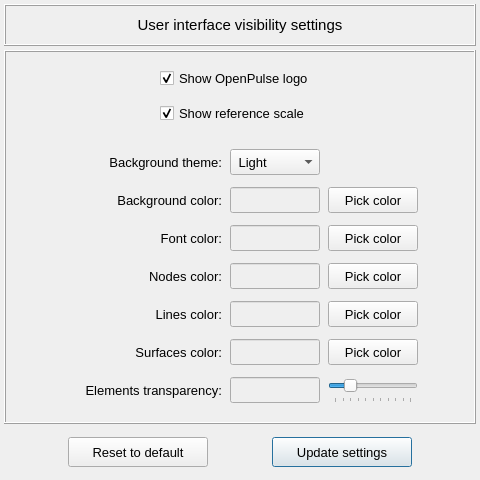
The window that pulse/interface/data/ui_files/project/render/renderer_user_preferences.ui (open-pulse/OpenPulse) describes before a commit, drawn with Qt 5.
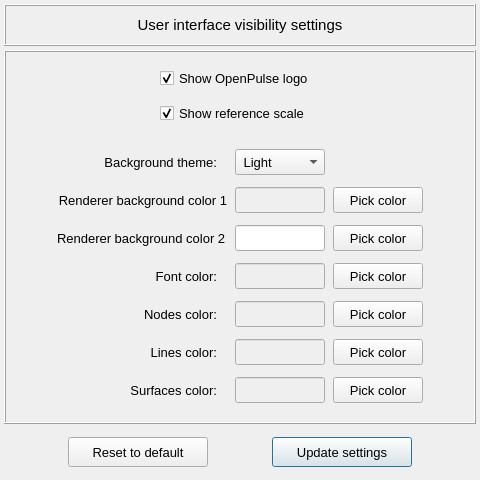
The same window after the commit.

Commit message: Adds UserPreferences class

```diff
--- a/pulse/interface/data/ui_files/project/render/renderer_user_preferences.ui
+++ b/pulse/interface/data/ui_files/project/render/renderer_user_preferences.ui
@@ -194,77 +194,8 @@
          <property name="verticalSpacing">
           <number>4</number>
          </property>
-         <item row="1" column="1">
-          <widget class="QLabel" name="label_10">
-           <property name="minimumSize">
-            <size>
-             <width>160</width>
-             <height>32</height>
-            </size>
-           </property>
-           <property name="maximumSize">
-            <size>
-             <width>160</width>
-             <height>32</height>
-            </size>
-           </property>
-           <property name="font">
-            <font>
-             <pointsize>10</pointsize>
-             <weight>50</weight>
-             <bold>false</bold>
-            </font>
-           </property>
-           <property name="frameShape">
-            <enum>QFrame::NoFrame</enum>
-           </property>
-           <property name="frameShadow">
-            <enum>QFrame::Raised</enum>
-           </property>
-           <property name="text">
-            <string>Background color:</string>
-           </property>
-           <property name="alignment">
-            <set>Qt::AlignRight|Qt::AlignTrailing|Qt::AlignVCenter</set>
-           </property>
-          </widget>
-         </item>
-         <item row="1" column="2">
-          <widget class="QLineEdit" name="lineEdit_background_color">
-           <property name="enabled">
-            <bool>false</bool>
-           </property>
-           <property name="minimumSize">
-            <size>
-             <width>90</width>
-             <height>26</height>
-            </size>
-           </property>
-           <property name="maximumSize">
-            <size>
-             <width>90</width>
-             <height>26</height>
-            </size>
-           </property>
-           <property name="font">
-            <font>
-             <family>Arial</family>
-             <pointsize>11</pointsize>
-             <weight>75</weight>
-             <italic>false</italic>
-             <bold>true</bold>
-            </font>
-           </property>
-           <property name="styleSheet">
-            <string notr="true"/>
-           </property>
-           <property name="alignment">
-            <set>Qt::AlignCenter</set>
-           </property>
-          </widget>
-         </item>
          <item row="4" column="1">
-          <widget class="QLabel" name="label_7">
+          <widget class="QLabel" name="label_12">
            <property name="minimumSize">
             <size>
              <width>160</width>
@@ -280,6 +211,8 @@
            <property name="font">
             <font>
              <pointsize>10</pointsize>
+             <weight>50</weight>
+             <bold>false</bold>
             </font>
            </property>
            <property name="frameShape">
@@ -289,14 +222,14 @@
             <enum>QFrame::Raised</enum>
            </property>
            <property name="text">
-            <string>Lines color:</string>
+            <string>Font color:</string>
            </property>
            <property name="alignment">
             <set>Qt::AlignRight|Qt::AlignTrailing|Qt::AlignVCenter</set>
            </property>
           </widget>
          </item>
-         <item row="4" column="2">
+         <item row="6" column="2">
           <widget class="QLineEdit" name="lineEdit_lines_color">
            <property name="enabled">
             <bool>false</bool>
@@ -330,35 +263,8 @@
            </property>
           </widget>
          </item>
-         <item row="1" column="3">
-          <widget class="QPushButton" name="pushButton_background_color">
-           <property name="minimumSize">
-            <size>
-             <width>90</width>
-             <height>26</height>
-            </size>
-           </property>
-           <property name="maximumSize">
-            <size>
-             <width>90</width>
-             <height>26</height>
-            </size>
-           </property>
-           <property name="font">
-            <font>
-             <pointsize>10</pointsize>
-            </font>
-           </property>
-           <property name="styleSheet">
-            <string notr="true"/>
-           </property>
-           <property name="text">
-            <string>Pick color</string>
-           </property>
-          </widget>
-         </item>
          <item row="4" column="3">
-          <widget class="QPushButton" name="pushButton_lines_color">
+          <widget class="QPushButton" name="pushButton_font_color">
            <property name="minimumSize">
             <size>
              <width>90</width>
@@ -384,72 +290,7 @@
            </property>
           </widget>
          </item>
-         <item row="5" column="3">
-          <widget class="QPushButton" name="pushButton_surfaces_color">
-           <property name="minimumSize">
-            <size>
-             <width>90</width>
-             <height>26</height>
-            </size>
-           </property>
-           <property name="maximumSize">
-            <size>
-             <width>90</width>
-             <height>26</height>
-            </size>
-           </property>
-           <property name="font">
-            <font>
-             <family>Arial</family>
-             <pointsize>10</pointsize>
-             <weight>50</weight>
-             <italic>false</italic>
-             <bold>false</bold>
-            </font>
-           </property>
-           <property name="styleSheet">
-            <string notr="true"/>
-           </property>
-           <property name="text">
-            <string>Pick color</string>
-           </property>
-          </widget>
-         </item>
-         <item row="5" column="2">
-          <widget class="QLineEdit" name="lineEdit_surfaces_color">
-           <property name="enabled">
-            <bool>false</bool>
-           </property>
-           <property name="minimumSize">
-            <size>
-             <width>90</width>
-             <height>26</height>
-            </size>
-           </property>
-           <property name="maximumSize">
-            <size>
-             <width>90</width>
-             <height>26</height>
-            </size>
-           </property>
-           <property name="font">
-            <font>
-             <family>Arial</family>
-             <pointsize>11</pointsize>
-             <weight>75</weight>
-             <italic>false</italic>
-             <bold>true</bold>
-            </font>
-           </property>
-           <property name="styleSheet">
-            <string notr="true"/>
-           </property>
-           <property name="alignment">
-            <set>Qt::AlignCenter</set>
-           </property>
-          </widget>
-         </item>
-         <item row="5" column="1">
+         <item row="7" column="1">
           <widget class="QLabel" name="label_8">
            <property name="minimumSize">
             <size>
@@ -482,42 +323,7 @@
            </property>
           </widget>
          </item>
-         <item row="2" column="1">
-          <widget class="QLabel" name="label_12">
-           <property name="minimumSize">
-            <size>
-             <width>160</width>
-             <height>32</height>
-            </size>
-           </property>
-           <property name="maximumSize">
-            <size>
-             <width>160</width>
-             <height>32</height>
-            </size>
-           </property>
-           <property name="font">
-            <font>
-             <pointsize>10</pointsize>
-             <weight>50</weight>
-             <bold>false</bold>
-            </font>
-           </property>
-           <property name="frameShape">
-            <enum>QFrame::NoFrame</enum>
-           </property>
-           <property name="frameShadow">
-            <enum>QFrame::Raised</enum>
-           </property>
-           <property name="text">
-            <string>Font color:</string>
-           </property>
-           <property name="alignment">
-            <set>Qt::AlignRight|Qt::AlignTrailing|Qt::AlignVCenter</set>
-           </property>
-          </widget>
-         </item>
-         <item row="2" column="2">
+         <item row="4" column="2">
           <widget class="QLineEdit" name="lineEdit_font_color">
            <property name="enabled">
             <bool>false</bool>
@@ -551,8 +357,8 @@
            </property>
           </widget>
          </item>
-         <item row="2" column="3">
-          <widget class="QPushButton" name="pushButton_font_color">
+         <item row="1" column="3">
+          <widget class="QPushButton" name="pushButton_renderer_background_color_1">
            <property name="minimumSize">
             <size>
              <width>90</width>
@@ -578,8 +384,8 @@
            </property>
           </widget>
          </item>
-         <item row="3" column="1">
-          <widget class="QLabel" name="label_6">
+         <item row="6" column="1">
+          <widget class="QLabel" name="label_7">
            <property name="minimumSize">
             <size>
              <width>160</width>
@@ -604,14 +410,49 @@
             <enum>QFrame::Raised</enum>
            </property>
            <property name="text">
-            <string>Nodes color:</string>
+            <string>Lines color:</string>
            </property>
            <property name="alignment">
             <set>Qt::AlignRight|Qt::AlignTrailing|Qt::AlignVCenter</set>
            </property>
           </widget>
          </item>
-         <item row="3" column="2">
+         <item row="1" column="1">
+          <widget class="QLabel" name="label_10">
+           <property name="minimumSize">
+            <size>
+             <width>170</width>
+             <height>32</height>
+            </size>
+           </property>
+           <property name="maximumSize">
+            <size>
+             <width>170</width>
+             <height>32</height>
+            </size>
+           </property>
+           <property name="font">
+            <font>
+             <pointsize>10</pointsize>
+             <weight>50</weight>
+             <bold>false</bold>
+            </font>
+           </property>
+           <property name="frameShape">
+            <enum>QFrame::NoFrame</enum>
+           </property>
+           <property name="frameShadow">
+            <enum>QFrame::Raised</enum>
+           </property>
+           <property name="text">
+            <string>Renderer background color 1</string>
+           </property>
+           <property name="alignment">
+            <set>Qt::AlignRight|Qt::AlignTrailing|Qt::AlignVCenter</set>
+           </property>
+          </widget>
+         </item>
+         <item row="5" column="2">
           <widget class="QLineEdit" name="lineEdit_nodes_color">
            <property name="enabled">
             <bool>false</bool>
@@ -645,7 +486,7 @@
            </property>
           </widget>
          </item>
-         <item row="3" column="3">
+         <item row="5" column="3">
           <widget class="QPushButton" name="pushButton_nodes_color">
            <property name="minimumSize">
             <size>
@@ -675,6 +516,41 @@
            </property>
           </widget>
          </item>
+         <item row="0" column="1">
+          <widget class="QLabel" name="label_11">
+           <property name="minimumSize">
+            <size>
+             <width>160</width>
+             <height>32</height>
+            </size>
+           </property>
+           <property name="maximumSize">
+            <size>
+             <width>160</width>
+             <height>32</height>
+            </size>
+           </property>
+           <property name="font">
+            <font>
+             <pointsize>10</pointsize>
+             <weight>50</weight>
+             <bold>false</bold>
+            </font>
+           </property>
+           <property name="frameShape">
+            <enum>QFrame::NoFrame</enum>
+           </property>
+           <property name="frameShadow">
+            <enum>QFrame::Raised</enum>
+           </property>
+           <property name="text">
+            <string>Background theme:</string>
+           </property>
+           <property name="alignment">
+            <set>Qt::AlignRight|Qt::AlignTrailing|Qt::AlignVCenter</set>
+           </property>
+          </widget>
+         </item>
          <item row="0" column="0">
           <spacer name="horizontalSpacer_3">
            <property name="orientation">
@@ -688,6 +564,39 @@
            </property>
           </spacer>
          </item>
+         <item row="5" column="1">
+          <widget class="QLabel" name="label_6">
+           <property name="minimumSize">
+            <size>
+             <width>160</width>
+             <height>32</height>
+            </size>
+           </property>
+           <property name="maximumSize">
+            <size>
+             <width>160</width>
+             <height>32</height>
+            </size>
+           </property>
+           <property name="font">
+            <font>
+             <pointsize>10</pointsize>
+            </font>
+           </property>
+           <property name="frameShape">
+            <enum>QFrame::NoFrame</enum>
+           </property>
+           <property name="frameShadow">
+            <enum>QFrame::Raised</enum>
+           </property>
+           <property name="text">
+            <string>Nodes color:</string>
+           </property>
+           <property name="alignment">
+            <set>Qt::AlignRight|Qt::AlignTrailing|Qt::AlignVCenter</set>
+           </property>
+          </widget>
+         </item>
          <item row="0" column="3">
           <widget class="QFrame" name="frame_18">
            <property name="minimumSize">
@@ -710,6 +619,50 @@
            </property>
           </widget>
          </item>
+         <item row="0" column="4">
+          <spacer name="horizontalSpacer_5">
+           <property name="orientation">
+            <enum>Qt::Horizontal</enum>
+           </property>
+           <property name="sizeHint" stdset="0">
+            <size>
+             <width>40</width>
+             <height>20</height>
+            </size>
+           </property>
+          </spacer>
+         </item>
+         <item row="7" column="3">
+          <widget class="QPushButton" name="pushButton_surfaces_color">
+           <property name="minimumSize">
+            <size>
+             <width>90</width>
+             <height>26</height>
+            </size>
+           </property>
+           <property name="maximumSize">
+            <size>
+             <width>90</width>
+             <height>26</height>
+            </size>
+           </property>
+           <property name="font">
+            <font>
+             <family>Arial</family>
+             <pointsize>10</pointsize>
+             <weight>50</weight>
+             <italic>false</italic>
+             <bold>false</bold>
+            </font>
+           </property>
+           <property name="styleSheet">
+            <string notr="true"/>
+           </property>
+           <property name="text">
+            <string>Pick color</string>
+           </property>
+          </widget>
+         </item>
          <item row="0" column="2">
           <widget class="QComboBox" name="comboBox_background_theme">
            <property name="minimumSize">
@@ -746,119 +699,8 @@
            </item>
           </widget>
          </item>
-         <item row="0" column="1">
-          <widget class="QLabel" name="label_11">
-           <property name="minimumSize">
-            <size>
-             <width>160</width>
-             <height>32</height>
-            </size>
-           </property>
-           <property name="maximumSize">
-            <size>
-             <width>160</width>
-             <height>32</height>
-            </size>
-           </property>
-           <property name="font">
-            <font>
-             <pointsize>10</pointsize>
-             <weight>50</weight>
-             <bold>false</bold>
-            </font>
-           </property>
-           <property name="frameShape">
-            <enum>QFrame::NoFrame</enum>
-           </property>
-           <property name="frameShadow">
-            <enum>QFrame::Raised</enum>
-           </property>
-           <property name="text">
-            <string>Background theme:</string>
-           </property>
-           <property name="alignment">
-            <set>Qt::AlignRight|Qt::AlignTrailing|Qt::AlignVCenter</set>
-           </property>
-          </widget>
-         </item>
-         <item row="0" column="4">
-          <spacer name="horizontalSpacer_5">
-           <property name="orientation">
-            <enum>Qt::Horizontal</enum>
-           </property>
-           <property name="sizeHint" stdset="0">
-            <size>
-             <width>40</width>
-             <height>20</height>
-            </size>
-           </property>
-          </spacer>
-         </item>
-         <item row="6" column="1">
-          <widget class="QLabel" name="label_9">
-           <property name="minimumSize">
-            <size>
-             <width>160</width>
-             <height>32</height>
-            </size>
-           </property>
-           <property name="maximumSize">
-            <size>
-             <width>160</width>
-             <height>32</height>
-            </size>
-           </property>
-           <property name="font">
-            <font>
-             <pointsize>10</pointsize>
-            </font>
-           </property>
-           <property name="frameShape">
-            <enum>QFrame::NoFrame</enum>
-           </property>
-           <property name="frameShadow">
-            <enum>QFrame::Raised</enum>
-           </property>
-           <property name="text">
-            <string>Elements transparency:</string>
-           </property>
-           <property name="alignment">
-            <set>Qt::AlignRight|Qt::AlignTrailing|Qt::AlignVCenter</set>
-           </property>
-          </widget>
-         </item>
-         <item row="6" column="2">
-          <widget class="QLineEdit" name="lineEdit_elements_transparency">
-           <property name="enabled">
-            <bool>false</bool>
-           </property>
-           <property name="minimumSize">
-            <size>
-             <width>90</width>
-             <height>26</height>
-            </size>
-           </property>
-           <property name="maximumSize">
-            <size>
-             <width>90</width>
-             <height>26</height>
-            </size>
-           </property>
-           <property name="font">
-            <font>
-             <pointsize>10</pointsize>
-            </font>
-           </property>
-           <property name="styleSheet">
-            <string notr="true"/>
-           </property>
-           <property name="alignment">
-            <set>Qt::AlignCenter</set>
-           </property>
-          </widget>
-         </item>
          <item row="6" column="3">
-          <widget class="QSlider" name="slider_transparency">
+          <widget class="QPushButton" name="pushButton_lines_color">
            <property name="minimumSize">
             <size>
              <width>90</width>
@@ -871,26 +713,154 @@
              <height>26</height>
             </size>
            </property>
+           <property name="font">
+            <font>
+             <pointsize>10</pointsize>
+            </font>
+           </property>
            <property name="styleSheet">
-            <string notr="true">color: rgb(0, 0, 255);</string>
+            <string notr="true"/>
            </property>
-           <property name="maximum">
-            <number>100</number>
+           <property name="text">
+            <string>Pick color</string>
            </property>
-           <property name="value">
-            <number>20</number>
+          </widget>
+         </item>
+         <item row="7" column="2">
+          <widget class="QLineEdit" name="lineEdit_surfaces_color">
+           <property name="enabled">
+            <bool>false</bool>
            </property>
-           <property name="orientation">
-            <enum>Qt::Horizontal</enum>
+           <property name="minimumSize">
+            <size>
+             <width>90</width>
+             <height>26</height>
+            </size>
            </property>
-           <property name="invertedAppearance">
-            <bool>false</bool>
+           <property name="maximumSize">
+            <size>
+             <width>90</width>
+             <height>26</height>
+            </size>
            </property>
-           <property name="invertedControls">
+           <property name="font">
+            <font>
+             <family>Arial</family>
+             <pointsize>11</pointsize>
+             <weight>75</weight>
+             <italic>false</italic>
+             <bold>true</bold>
+            </font>
+           </property>
+           <property name="styleSheet">
+            <string notr="true"/>
+           </property>
+           <property name="alignment">
+            <set>Qt::AlignCenter</set>
+           </property>
+          </widget>
+         </item>
+         <item row="1" column="2">
+          <widget class="QLineEdit" name="lineEdit_renderer_background_color_1">
+           <property name="enabled">
             <bool>false</bool>
            </property>
-           <property name="tickPosition">
-            <enum>QSlider::TicksBelow</enum>
+           <property name="minimumSize">
+            <size>
+             <width>90</width>
+             <height>26</height>
+            </size>
+           </property>
+           <property name="maximumSize">
+            <size>
+             <width>90</width>
+             <height>26</height>
+            </size>
+           </property>
+           <property name="font">
+            <font>
+             <family>Arial</family>
+             <pointsize>11</pointsize>
+             <weight>75</weight>
+             <italic>false</italic>
+             <bold>true</bold>
+            </font>
+           </property>
+           <property name="styleSheet">
+            <string notr="true"/>
+           </property>
+           <property name="alignment">
+            <set>Qt::AlignCenter</set>
+           </property>
+          </widget>
+         </item>
+         <item row="2" column="1">
+          <widget class="QLabel" name="label">
+           <property name="minimumSize">
+            <size>
+             <width>170</width>
+             <height>32</height>
+            </size>
+           </property>
+           <property name="maximumSize">
+            <size>
+             <width>170</width>
+             <height>32</height>
+            </size>
+           </property>
+           <property name="font">
+            <font>
+             <pointsize>10</pointsize>
+            </font>
+           </property>
+           <property name="text">
+            <string>Renderer background color 2</string>
+           </property>
+          </widget>
+         </item>
+         <item row="2" column="2">
+          <widget class="QLineEdit" name="lineEdit_renderer_background_color_2">
+           <property name="minimumSize">
+            <size>
+             <width>90</width>
+             <height>26</height>
+            </size>
+           </property>
+           <property name="maximumSize">
+            <size>
+             <width>90</width>
+             <height>26</height>
+            </size>
+           </property>
+           <property name="font">
+            <font>
+             <family>Arial</family>
+             <pointsize>11</pointsize>
+            </font>
+           </property>
+          </widget>
+         </item>
+         <item row="2" column="3">
+          <widget class="QPushButton" name="pushButton_renderer_background_color_2">
+           <property name="minimumSize">
+            <size>
+             <width>90</width>
+             <height>26</height>
+            </size>
+           </property>
+           <property name="maximumSize">
+            <size>
+             <width>90</width>
+             <height>26</height>
+            </size>
+           </property>
+           <property name="font">
+            <font>
+             <pointsize>10</pointsize>
+            </font>
+           </property>
+           <property name="text">
+            <string>Pick color</string>
            </property>
           </widget>
          </item>
@@ -959,37 +929,6 @@
            </property>
           </spacer>
          </item>
-         <item row="0" column="1">
-          <widget class="QCheckBox" name="checkBox_OpenPulse_logo">
-           <property name="minimumSize">
-            <size>
-             <width>160</width>
-             <height>26</height>
-            </size>
-           </property>
-           <property name="maximumSize">
-            <size>
-             <width>180</width>
-             <height>26</height>
-            </size>
-           </property>
-           <property name="font">
-            <font>
-             <family>MS Shell Dlg 2</family>
-             <pointsize>10</pointsize>
-             <weight>50</weight>
-             <italic>false</italic>
-             <bold>false</bold>
-            </font>
-           </property>
-           <property name="text">
-            <string>Show OpenPulse logo</string>
-           </property>
-           <property name="checked">
-            <bool>true</bool>
-           </property>
-          </widget>
-         </item>
          <item row="1" column="1">
           <widget class="QCheckBox" name="checkBox_reference_scale">
            <property name="minimumSize">
@@ -1021,6 +960,37 @@
            </property>
           </widget>
          </item>
+         <item row="0" column="1">
+          <widget class="QCheckBox" name="checkBox_OpenPulse_logo">
+           <property name="minimumSize">
+            <size>
+             <width>160</width>
+             <height>26</height>
+            </size>
+           </property>
+           <property name="maximumSize">
+            <size>
+             <width>180</width>
+             <height>26</height>
+            </size>
+           </property>
+           <property name="font">
+            <font>
+             <family>MS Shell Dlg 2</family>
+             <pointsize>10</pointsize>
+             <weight>50</weight>
+             <italic>false</italic>
+             <bold>false</bold>
+            </font>
+           </property>
+           <property name="text">
+            <string>Show OpenPulse logo</string>
+           </property>
+           <property name="checked">
+            <bool>true</bool>
+           </property>
+          </widget>
+         </item>
         </layout>
        </widget>
       </item>
```
Left out of the diff: 6 changed lines with no effect on the pictures. The commit also changes 4 other files.
